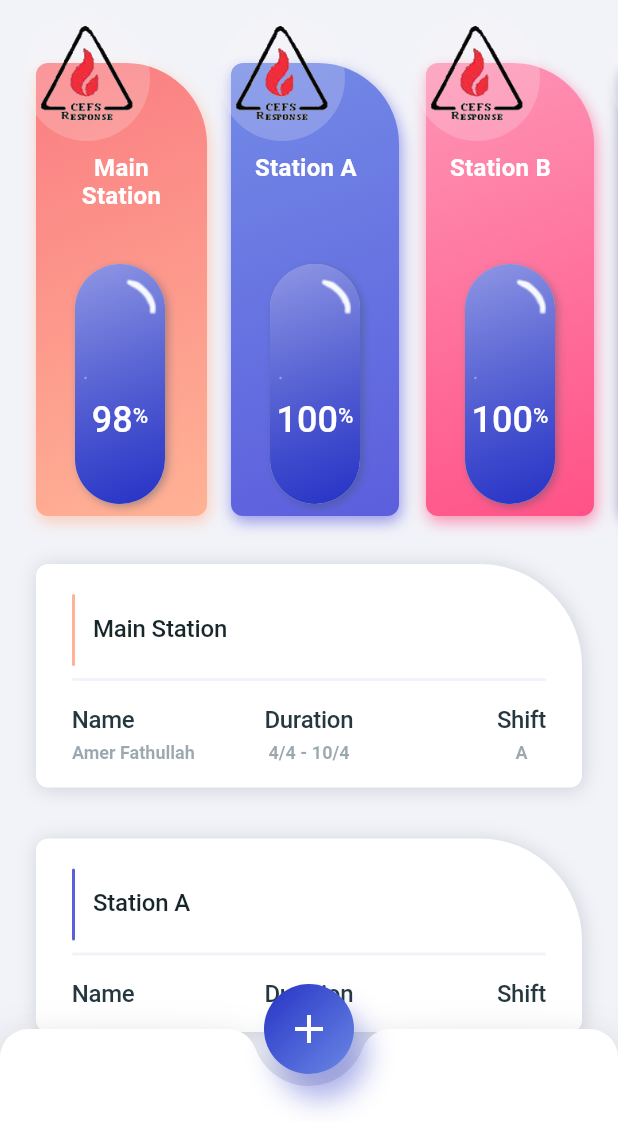
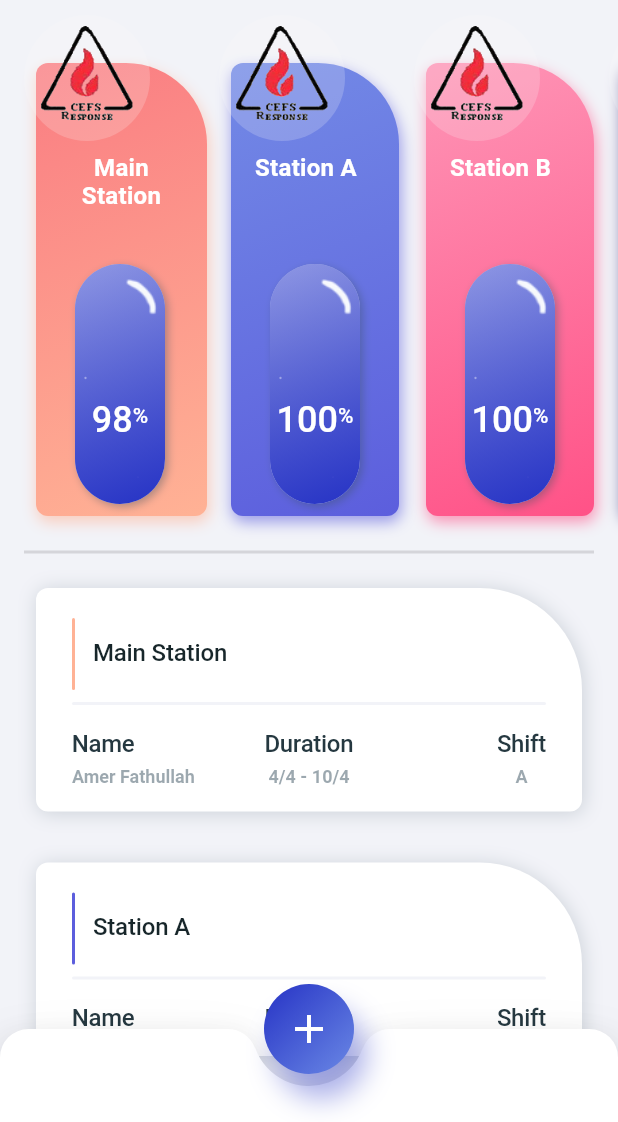
Before and after one commit to amerfathullah/manpower_management, a Flutter app: the screen it shows after launch, on a phone screen of 412 x 824 dp, the part 114-1236 px from its top. Run offline on Flutter 3.47's test engine with Material 2 defaults, Android fonts, the phone set to English and light mode, and no system bars.

Commit message:
Dashboard: add divider

```diff
--- a/lib/dashboard/operation_unit_view.dart
+++ b/lib/dashboard/operation_unit_view.dart
@@ -87,6 +87,12 @@ class _OperationUnitViewState extends State<OperationUnitView>
                         currentDate: widget.currentDate,
                       );
                     },
+                  ),
+                ),
+                const Padding(
+                  padding: EdgeInsets.symmetric(horizontal: 16),
+                  child: Divider(
+                    thickness: 2,
                   ),
                 ),
                 SizedBox(
```
